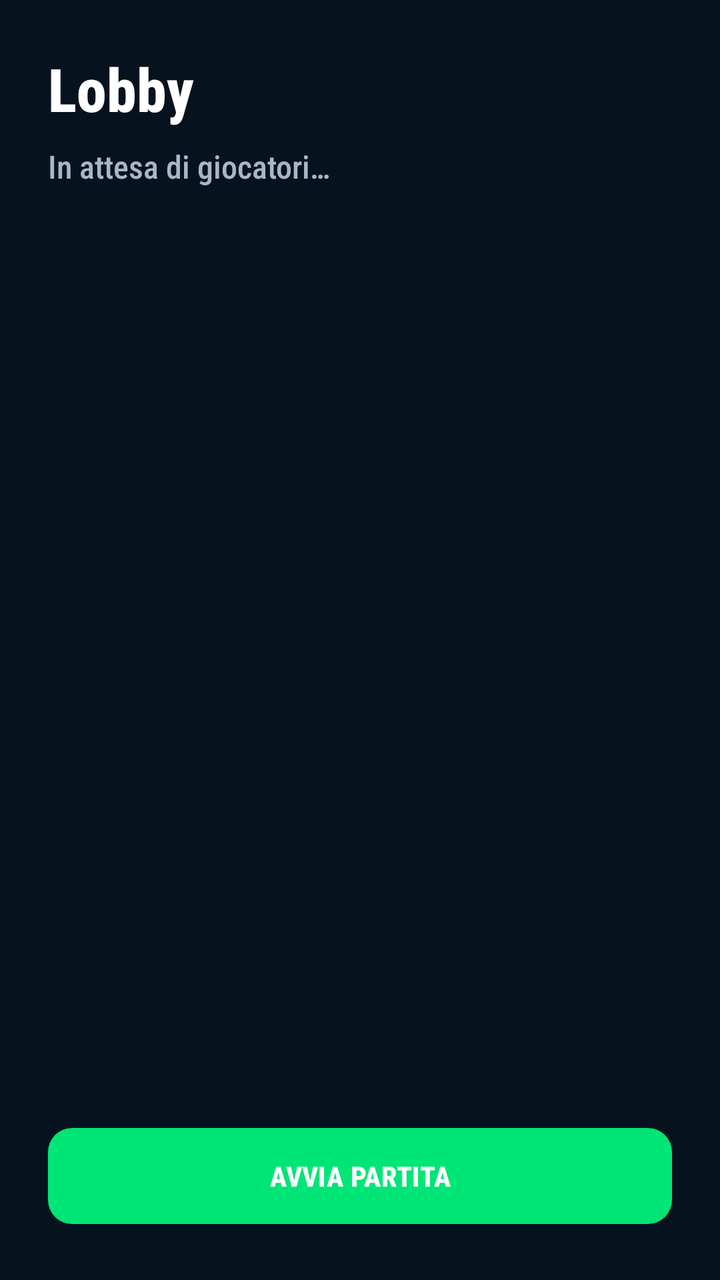
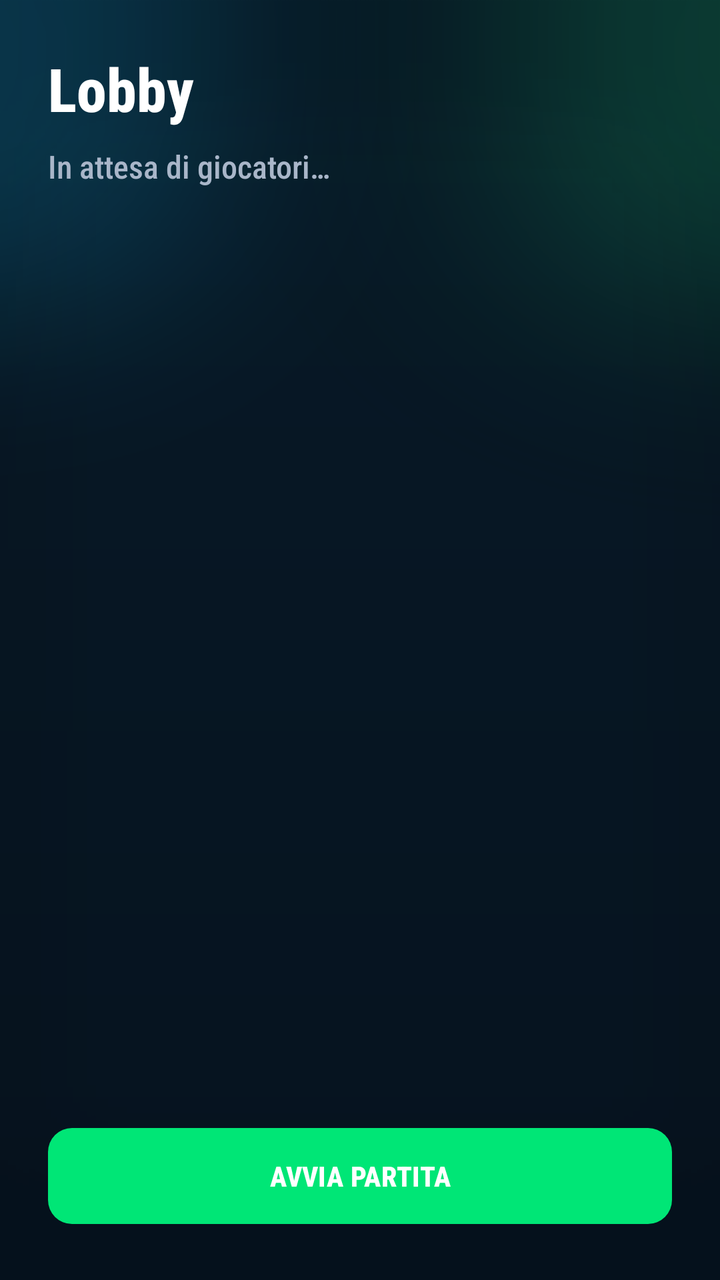

The first picture is an Android layout as it rendered before a commit; the second is the same layout after the commit. The layout source and the unified diff follow.
<!-- AndroidManifest.xml: application theme Theme.GiocoDel15 -->
<!-- res/layout/activity_lobby.xml -->
<?xml version="1.0" encoding="utf-8"?>
<androidx.constraintlayout.widget.ConstraintLayout xmlns:android="http://schemas.android.com/apk/res/android"
    xmlns:app="http://schemas.android.com/apk/res-auto"
    android:layout_width="match_parent"
    android:layout_height="match_parent"
    android:background="@color/game_background"
    android:padding="@dimen/space_lg">

    <TextView
        android:id="@+id/lobbyTitle"
        android:layout_width="0dp"
        android:layout_height="wrap_content"
        android:text="@string/lobby_title"
        android:textColor="@color/game_text_primary"
        android:textSize="@dimen/title_size"
        android:textStyle="bold"
        app:layout_constraintEnd_toEndOf="parent"
        app:layout_constraintStart_toStartOf="parent"
        app:layout_constraintTop_toTopOf="parent" />

    <TextView
        android:id="@+id/lobbySubtitle"
        android:layout_width="0dp"
        android:layout_height="wrap_content"
        android:layout_marginTop="@dimen/space_sm"
        android:text="@string/lobby_waiting"
        android:textColor="@color/game_text_secondary"
        android:textSize="@dimen/body_size"
        app:layout_constraintEnd_toEndOf="parent"
        app:layout_constraintStart_toStartOf="parent"
        app:layout_constraintTop_toBottomOf="@id/lobbyTitle" />

    <LinearLayout
        android:id="@+id/playersContainer"
        android:layout_width="0dp"
        android:layout_height="0dp"
        android:layout_marginTop="@dimen/space_lg"
        android:orientation="vertical"
        app:layout_constraintBottom_toTopOf="@id/startGameButton"
        app:layout_constraintEnd_toEndOf="parent"
        app:layout_constraintStart_toStartOf="parent"
        app:layout_constraintTop_toBottomOf="@id/lobbySubtitle" />

    <com.google.android.material.button.MaterialButton
        android:id="@+id/startGameButton"
        style="@style/Widget.GiocoDel15.PrimaryButton"
        android:layout_width="0dp"
        android:layout_height="wrap_content"
        android:text="@string/start_game"
        app:layout_constraintBottom_toBottomOf="parent"
        app:layout_constraintEnd_toEndOf="parent"
        app:layout_constraintStart_toStartOf="parent" />

</androidx.constraintlayout.widget.ConstraintLayout>
<!-- resources referenced by this layout -->
<resources>
  <color name="game_background">@color/game_bg_primary</color>
  <color name="game_text_primary">#FFFFFF</color>
  <color name="game_text_secondary">#A9B6C9</color>
  <dimen name="body_size">16sp</dimen>
  <dimen name="space_lg">24dp</dimen>
  <dimen name="space_sm">8dp</dimen>
  <dimen name="title_size">30sp</dimen>
  <string name="lobby_title">Lobby</string>
  <string name="lobby_waiting">In attesa di giocatori…</string>
  <string name="start_game">AVVIA PARTITA</string>
  <style name="Widget.GiocoDel15.PrimaryButton" parent="Widget.Material3.Button">
          <item name="android:minHeight">@dimen/button_height</item>
          <item name="cornerRadius">@dimen/radius_md</item>
          <item name="android:textStyle">bold</item>
          <item name="android:textAllCaps">false</item>
          <item name="android:elevation">@dimen/button_elevation</item>
          <item name="android:outlineAmbientShadowColor">@color/game_primary</item>
          <item name="android:outlineSpotShadowColor">@color/game_primary</item>
      </style>
  <style name="Theme.GiocoDel15" parent="Theme.Material3.DayNight.NoActionBar">
          <item name="android:fontFamily">sans-serif-condensed-medium</item>
          <item name="android:colorAccent">@color/game_secondary</item>
          <item name="android:navigationBarColor">@color/game_background</item>
          <item name="android:statusBarColor">@color/game_background</item>
          <item name="android:windowLightStatusBar">false</item>
          <item name="colorPrimary">@color/game_primary</item>
          <item name="colorSecondary">@color/game_secondary</item>
      </style>
  <color name="game_bg_primary">#06131F</color>
  <dimen name="button_height">56dp</dimen>
  <dimen name="radius_md">12dp</dimen>
  <dimen name="button_elevation">6dp</dimen>
  <color name="game_primary">@color/game_green</color>
  <color name="game_secondary">@color/game_cyan</color>
  <color name="game_green">#00E676</color>
  <color name="game_cyan">#00BFFF</color>
</resources>

<!-- the commit's change to res/layout/activity_lobby.xml (unified diff, before → after) -->
@@ -3,7 +3,7 @@
     xmlns:app="http://schemas.android.com/apk/res-auto"
     android:layout_width="match_parent"
     android:layout_height="match_parent"
-    android:background="@color/game_background"
+    android:background="@drawable/bg_lobby_activity"
     android:padding="@dimen/space_lg">
 
     <TextView
<!-- resource entries referenced after the edit -->
@@ -1,12 +1,12 @@
 <!-- resources referenced by this layout -->
 <resources>
-  <color name="game_background">@color/game_bg_primary</color>
   <color name="game_text_primary">#FFFFFF</color>
   <color name="game_text_secondary">#A9B6C9</color>
   <dimen name="body_size">16sp</dimen>
   <dimen name="space_lg">24dp</dimen>
   <dimen name="space_sm">8dp</dimen>
   <dimen name="title_size">30sp</dimen>
+  <!-- drawable bg_lobby_activity: png bitmap (drawable-land-nodpi, 71276 bytes) -->
   <string name="lobby_title">Lobby</string>
   <string name="lobby_waiting">In attesa di giocatori…</string>
   <string name="start_game">AVVIA PARTITA</string>
@@ -22,13 +22,13 @@
   <style name="Theme.GiocoDel15" parent="Theme.Material3.DayNight.NoActionBar">
           <item name="android:fontFamily">sans-serif-condensed-medium</item>
           <item name="android:colorAccent">@color/game_secondary</item>
-          <item name="android:navigationBarColor">@color/game_background</item>
-          <item name="android:statusBarColor">@color/game_background</item>
+          <item name="android:navigationBarColor">@android:color/transparent</item>
+          <item name="android:statusBarColor">@android:color/transparent</item>
           <item name="android:windowLightStatusBar">false</item>
+          <item name="android:windowLightNavigationBar" tools:targetApi="27">false</item>
           <item name="colorPrimary">@color/game_primary</item>
           <item name="colorSecondary">@color/game_secondary</item>
       </style>
-  <color name="game_bg_primary">#06131F</color>
   <dimen name="button_height">56dp</dimen>
   <dimen name="radius_md">12dp</dimen>
   <dimen name="button_elevation">6dp</dimen>
